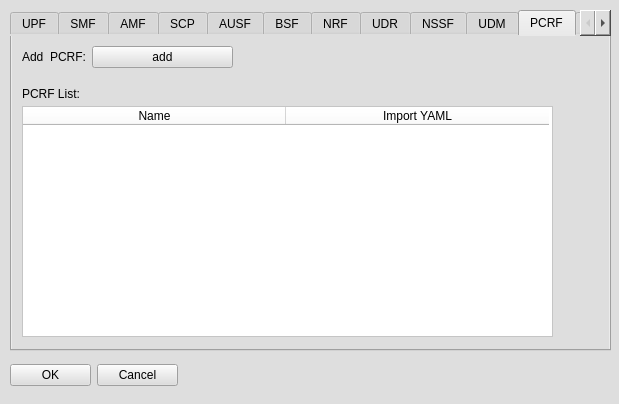
Qt form netflux5g-editor/src/gui/ui/Component5G_properties.ui (adaptivenetworklab/NetFlux5G) before a commit.
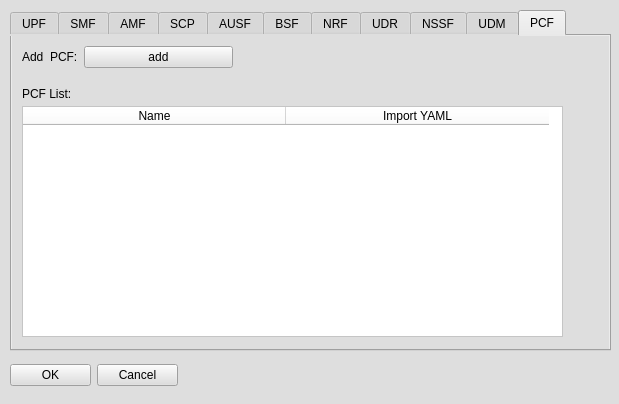
The same form after that commit. The open tabs and pages were chosen to show the change.

Commit message: Hampir hilang karena konflik lokal jadi push saja lah ya wkwk

What changed in the file:
```diff
--- a/netflux5g-editor/src/gui/ui/Component5G_properties.ui
+++ b/netflux5g-editor/src/gui/ui/Component5G_properties.ui
@@ -744,80 +744,7 @@
        <rect>
         <x>10</x>
         <y>70</y>
-        <width>531</width>
-        <height>231</height>
-       </rect>
-      </property>
-      <property name="styleSheet">
-       <string notr="true">background-color: rgb(255, 255, 255);</string>
-      </property>
-      <attribute name="horizontalHeaderDefaultSectionSize">
-       <number>263</number>
-      </attribute>
-      <attribute name="verticalHeaderHighlightSections">
-       <bool>true</bool>
-      </attribute>
-      <column>
-       <property name="text">
-        <string>Name</string>
-       </property>
-      </column>
-      <column>
-       <property name="text">
-        <string>Import YAML</string>
-       </property>
-      </column>
-     </widget>
-    </widget>
-    <widget class="QWidget" name="PCRF_2">
-     <attribute name="title">
-      <string>PCRF</string>
-     </attribute>
-     <widget class="QWidget" name="formLayoutWidget_27">
-      <property name="geometry">
-       <rect>
-        <x>10</x>
-        <y>10</y>
-        <width>211</width>
-        <height>31</height>
-       </rect>
-      </property>
-      <layout class="QFormLayout" name="formLayout_27">
-       <item row="0" column="0">
-        <widget class="QLabel" name="label_63">
-         <property name="text">
-          <string>Add  PCRF:</string>
-         </property>
-        </widget>
-       </item>
-       <item row="0" column="1">
-        <widget class="QPushButton" name="Component5G_AddPCRFButton">
-         <property name="text">
-          <string>add</string>
-         </property>
-        </widget>
-       </item>
-      </layout>
-     </widget>
-     <widget class="QLabel" name="label_64">
-      <property name="geometry">
-       <rect>
-        <x>10</x>
-        <y>50</y>
-        <width>101</width>
-        <height>16</height>
-       </rect>
-      </property>
-      <property name="text">
-       <string>PCRF List:</string>
-      </property>
-     </widget>
-     <widget class="QTableWidget" name="Component5G_PCRFtable">
-      <property name="geometry">
-       <rect>
-        <x>10</x>
-        <y>70</y>
-        <width>531</width>
+        <width>541</width>
         <height>231</height>
        </rect>
       </property>
@@ -890,7 +817,7 @@
        <rect>
         <x>10</x>
         <y>70</y>
-        <width>531</width>
+        <width>541</width>
         <height>231</height>
        </rect>
       </property>
```
Left out of the diff: 18 changed lines with no effect on the pictures. The commit also changes 151 other files.
